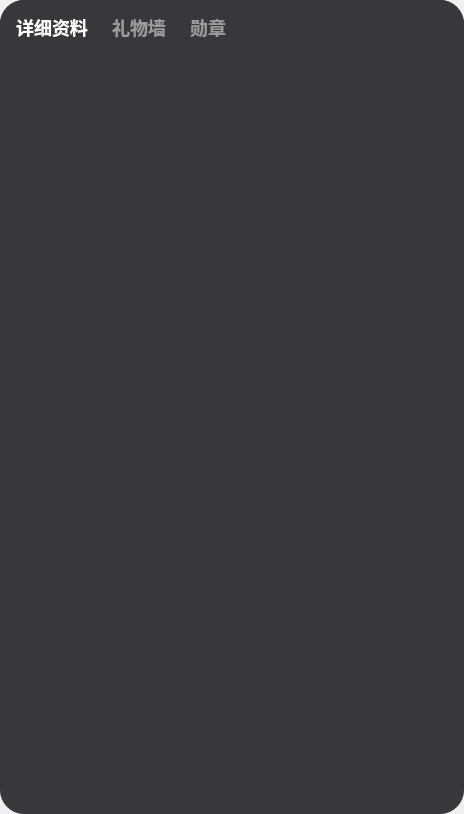
zhaopan06/AudioTool, file UI/UserinfoPage.ui: the form before one commit.
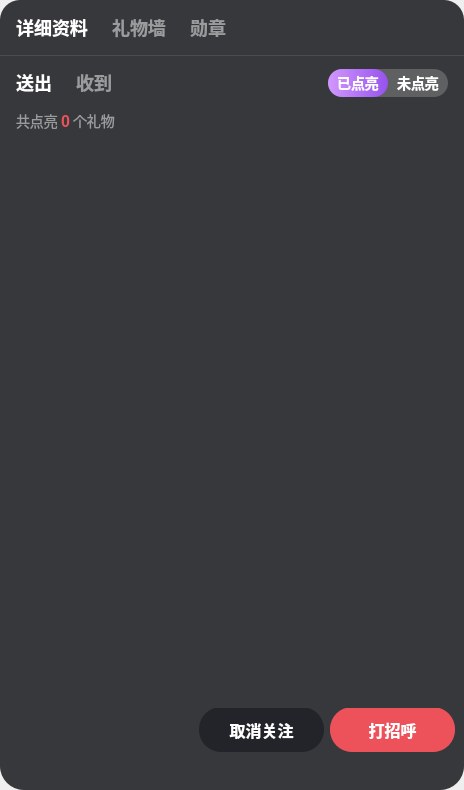
The form after the commit. The open tabs and pages were chosen to show the change. Icons and pictures are not drawn. Custom widgets are drawn as their Qt base class.

```diff
--- a/UI/UserinfoPage.ui
+++ b/UI/UserinfoPage.ui
@@ -7,7 +7,7 @@
     <x>0</x>
     <y>0</y>
     <width>464</width>
-    <height>814</height>
+    <height>790</height>
    </rect>
   </property>
   <property name="windowTitle">
@@ -67,7 +67,17 @@
          </size>
         </property>
         <property name="styleSheet">
-         <string notr="true">QPushButton {
+         <string notr="true">QWidget
+{
+	border-top-right-radius: 20px;
+border-bottom-right-radius: 0px;
+border-top-left-radius: 20px;
+border-bottom-left-radius: 0px;
+    border-bottom: 1px solid rgba(255,255,255,0.1);
+}
+
+
+QPushButton {
      border:none;
 
 font-family: &quot;微软雅黑&quot;;
@@ -1167,110 +1177,643 @@
              </layout>
             </widget>
            </item>
-           <item>
-            <widget class="QWidget" name="widget_10" native="true">
-             <property name="minimumSize">
-              <size>
-               <width>0</width>
-               <height>100</height>
-              </size>
-             </property>
-             <property name="maximumSize">
-              <size>
-               <width>16777215</width>
-               <height>100</height>
-              </size>
-             </property>
-             <layout class="QHBoxLayout" name="horizontalLayout_11">
-              <item>
-               <spacer name="horizontalSpacer_7">
-                <property name="orientation">
-                 <enum>Qt::Horizontal</enum>
-                </property>
-                <property name="sizeHint" stdset="0">
-                 <size>
-                  <width>151</width>
-                  <height>20</height>
-                 </size>
-                </property>
-               </spacer>
-              </item>
-              <item>
-               <widget class="QPushButton" name="Attention">
-                <property name="minimumSize">
-                 <size>
-                  <width>125</width>
-                  <height>44</height>
-                 </size>
-                </property>
-                <property name="styleSheet">
-                 <string notr="true">background: #222429;
-border-radius: 22px;
-font-weight: 500;
-font-size: 16px;
-color: #FFFFFF;
-line-height: 22px;
-text-align: center;
-font-style: normal;</string>
-                </property>
-                <property name="text">
-                 <string>取消关注</string>
-                </property>
-                <property name="icon">
-                 <iconset resource="../res.qrc">
-                  <normaloff>:/images/icon_取消关注.png</normaloff>:/images/icon_取消关注.png</iconset>
-                </property>
-                <property name="iconSize">
-                 <size>
-                  <width>24</width>
-                  <height>25</height>
-                 </size>
-                </property>
-               </widget>
-              </item>
-              <item>
-               <widget class="QPushButton" name="pushButton_3">
-                <property name="minimumSize">
-                 <size>
-                  <width>125</width>
-                  <height>44</height>
-                 </size>
-                </property>
-                <property name="styleSheet">
-                 <string notr="true">background: #ED525A;
-border-radius: 22px;
-font-weight: 500;
-font-size: 16px;
-color: #FFFFFF;
-line-height: 22px;
-text-align: center;
-font-style: normal;</string>
-                </property>
-                <property name="text">
-                 <string>打招呼</string>
-                </property>
-                <property name="icon">
-                 <iconset resource="../res.qrc">
-                  <normaloff>:/images/HI.png</normaloff>:/images/HI.png</iconset>
-                </property>
-                <property name="iconSize">
-                 <size>
-                  <width>24</width>
-                  <height>23</height>
-                 </size>
-                </property>
-               </widget>
-              </item>
-             </layout>
-            </widget>
-           </item>
           </layout>
          </widget>
          <zorder>widget_2</zorder>
          <zorder>widget_3</zorder>
          <zorder>image</zorder>
         </widget>
-        <widget class="QWidget" name="page_2"/>
+        <widget class="QWidget" name="page_2">
+         <layout class="QVBoxLayout" name="verticalLayout_8">
+          <property name="spacing">
+           <number>0</number>
+          </property>
+          <property name="leftMargin">
+           <number>16</number>
+          </property>
+          <property name="topMargin">
+           <number>0</number>
+          </property>
+          <property name="rightMargin">
+           <number>6</number>
+          </property>
+          <property name="bottomMargin">
+           <number>0</number>
+          </property>
+          <item>
+           <widget class="QWidget" name="widget_46" native="true">
+            <property name="minimumSize">
+             <size>
+              <width>0</width>
+              <height>55</height>
+             </size>
+            </property>
+            <property name="maximumSize">
+             <size>
+              <width>16777215</width>
+              <height>55</height>
+             </size>
+            </property>
+            <property name="styleSheet">
+             <string notr="true">QPushButton {
+     border:none;
+
+font-family: &quot;微软雅黑&quot;;
+font-weight: 500;
+font-size: 18px;
+color: rgba(255, 255, 255, 0.5);
+line-height: 25px;   
+}
+
+QPushButton:checked {
+   border:none;
+
+font-family: &quot;微软雅黑&quot;;
+font-weight: 500;
+font-size: 18px;
+color: #ffffff;
+line-height: 25px;   
+}
+
+</string>
+            </property>
+            <layout class="QHBoxLayout" name="horizontalLayout_31">
+             <property name="spacing">
+              <number>24</number>
+             </property>
+             <property name="leftMargin">
+              <number>0</number>
+             </property>
+             <property name="topMargin">
+              <number>0</number>
+             </property>
+             <property name="rightMargin">
+              <number>10</number>
+             </property>
+             <property name="bottomMargin">
+              <number>1</number>
+             </property>
+             <item>
+              <widget class="QPushButton" name="sendBtn">
+               <property name="text">
+                <string>送出</string>
+               </property>
+               <property name="checkable">
+                <bool>true</bool>
+               </property>
+               <property name="checked">
+                <bool>true</bool>
+               </property>
+               <attribute name="buttonGroup">
+                <string notr="true">buttonGroup_3</string>
+               </attribute>
+              </widget>
+             </item>
+             <item>
+              <widget class="QPushButton" name="receiveBtn">
+               <property name="text">
+                <string>收到</string>
+               </property>
+               <property name="checkable">
+                <bool>true</bool>
+               </property>
+               <attribute name="buttonGroup">
+                <string notr="true">buttonGroup_3</string>
+               </attribute>
+              </widget>
+             </item>
+             <item>
+              <spacer name="horizontalSpacer_14">
+               <property name="orientation">
+                <enum>Qt::Horizontal</enum>
+               </property>
+               <property name="sizeHint" stdset="0">
+                <size>
+                 <width>40</width>
+                 <height>20</height>
+                </size>
+               </property>
+              </spacer>
+             </item>
+             <item>
+              <widget class="QWidget" name="widget_17" native="true">
+               <property name="minimumSize">
+                <size>
+                 <width>120</width>
+                 <height>28</height>
+                </size>
+               </property>
+               <property name="maximumSize">
+                <size>
+                 <width>120</width>
+                 <height>28</height>
+                </size>
+               </property>
+               <property name="styleSheet">
+                <string notr="true">QWidget{
+background: rgba(255, 255, 255, 0.2);
+border-radius: 14px;
+}
+
+
+
+
+</string>
+               </property>
+               <layout class="QHBoxLayout" name="horizontalLayout_12">
+                <property name="spacing">
+                 <number>0</number>
+                </property>
+                <property name="leftMargin">
+                 <number>0</number>
+                </property>
+                <property name="topMargin">
+                 <number>0</number>
+                </property>
+                <property name="rightMargin">
+                 <number>0</number>
+                </property>
+                <property name="bottomMargin">
+                 <number>0</number>
+                </property>
+                <item>
+                 <widget class="QPushButton" name="pushButton_2">
+                  <property name="minimumSize">
+                   <size>
+                    <width>0</width>
+                    <height>28</height>
+                   </size>
+                  </property>
+                  <property name="styleSheet">
+                   <string notr="true">QPushButton {
+font-family: &quot;微软雅黑&quot;;
+font-weight: 500;
+font-size: 14px;
+color: #FFFFFF;
+border:none;
+background: transparent;
+border-radius: 14px;
+}
+
+QPushButton:checked {
+  border:none;
+border-radius: 14px;
+background: qlineargradient(x1:0, y1:0, x2:1, y2:0, stop:0 #D197FE, stop:1 #9752ED);
+font-family: &quot;微软雅黑&quot;;
+font-weight: 500;
+color: #ffffff;
+}</string>
+                  </property>
+                  <property name="text">
+                   <string>已点亮</string>
+                  </property>
+                  <property name="checkable">
+                   <bool>true</bool>
+                  </property>
+                  <property name="checked">
+                   <bool>true</bool>
+                  </property>
+                  <attribute name="buttonGroup">
+                   <string notr="true">buttonGroup_2</string>
+                  </attribute>
+                 </widget>
+                </item>
+                <item>
+                 <widget class="QPushButton" name="pushButton_4">
+                  <property name="minimumSize">
+                   <size>
+                    <width>0</width>
+                    <height>28</height>
+                   </size>
+                  </property>
+                  <property name="styleSheet">
+                   <string notr="true">QPushButton {
+font-family: &quot;微软雅黑&quot;;
+font-weight: 500;
+font-size: 14px;
+color: #FFFFFF;
+border:none;
+background: transparent;
+border-radius: 14px;
+}
+
+QPushButton:checked {
+  border:none;
+border-radius: 14px;
+background: qlineargradient(x1:0, y1:0, x2:1, y2:0, stop:0 #D197FE, stop:1 #9752ED);
+font-family: &quot;微软雅黑&quot;;
+font-weight: 500;
+color: #ffffff;
+}</string>
+                  </property>
+                  <property name="text">
+                   <string>未点亮</string>
+                  </property>
+                  <property name="checkable">
+                   <bool>true</bool>
+                  </property>
+                  <attribute name="buttonGroup">
+                   <string notr="true">buttonGroup_2</string>
+                  </attribute>
+                 </widget>
+                </item>
+               </layout>
+              </widget>
+             </item>
+            </layout>
+           </widget>
+          </item>
+          <item>
+           <widget class="QWidget" name="widget_16" native="true">
+            <property name="minimumSize">
+             <size>
+              <width>0</width>
+              <height>22</height>
+             </size>
+            </property>
+            <property name="maximumSize">
+             <size>
+              <width>16777215</width>
+              <height>22</height>
+             </size>
+            </property>
+            <layout class="QHBoxLayout" name="horizontalLayout_13">
+             <property name="spacing">
+              <number>3</number>
+             </property>
+             <property name="leftMargin">
+              <number>0</number>
+             </property>
+             <property name="topMargin">
+              <number>0</number>
+             </property>
+             <property name="rightMargin">
+              <number>20</number>
+             </property>
+             <property name="bottomMargin">
+              <number>2</number>
+             </property>
+             <item>
+              <widget class="QLabel" name="label">
+               <property name="styleSheet">
+                <string notr="true">font-family: &quot;微软雅黑&quot;;
+font-weight: 400;
+font-size: 14px;
+color: rgba(255, 255, 255, 0.5);
+line-height: 20px;
+text-align: right;
+font-style: normal;</string>
+               </property>
+               <property name="text">
+                <string>共点亮</string>
+               </property>
+              </widget>
+             </item>
+             <item>
+              <widget class="QLabel" name="label_2">
+               <property name="styleSheet">
+                <string notr="true">font-family: &quot;微软雅黑&quot;;
+font-weight: 500;
+font-size: 16px;
+color: #ED525A;
+line-height: 22px;
+font-style: normal;</string>
+               </property>
+               <property name="text">
+                <string>0</string>
+               </property>
+              </widget>
+             </item>
+             <item>
+              <widget class="QLabel" name="label_3">
+               <property name="styleSheet">
+                <string notr="true">font-family: &quot;微软雅黑&quot;;
+font-weight: 400;
+font-size: 14px;
+color: rgba(255, 255, 255, 0.5);
+line-height: 20px;
+text-align: right;
+font-style: normal;</string>
+               </property>
+               <property name="text">
+                <string>个礼物</string>
+               </property>
+              </widget>
+             </item>
+             <item>
+              <spacer name="horizontalSpacer_8">
+               <property name="orientation">
+                <enum>Qt::Horizontal</enum>
+               </property>
+               <property name="sizeHint" stdset="0">
+                <size>
+                 <width>40</width>
+                 <height>20</height>
+                </size>
+               </property>
+              </spacer>
+             </item>
+            </layout>
+           </widget>
+          </item>
+          <item>
+           <widget class="QScrollArea" name="scrollArea_2">
+            <property name="widgetResizable">
+             <bool>true</bool>
+            </property>
+            <widget class="QWidget" name="scrollAreaWidgetContents_2">
+             <property name="geometry">
+              <rect>
+               <x>0</x>
+               <y>0</y>
+               <width>442</width>
+               <height>557</height>
+              </rect>
+             </property>
+             <layout class="QVBoxLayout" name="verticalLayout_9">
+              <property name="spacing">
+               <number>0</number>
+              </property>
+              <property name="leftMargin">
+               <number>0</number>
+              </property>
+              <property name="topMargin">
+               <number>12</number>
+              </property>
+              <property name="rightMargin">
+               <number>0</number>
+              </property>
+              <property name="bottomMargin">
+               <number>0</number>
+              </property>
+              <item>
+               <layout class="QGridLayout" name="gridLayout">
+                <property name="horizontalSpacing">
+                 <number>10</number>
+                </property>
+                <property name="verticalSpacing">
+                 <number>12</number>
+                </property>
+               </layout>
+              </item>
+             </layout>
+            </widget>
+           </widget>
+          </item>
+         </layout>
+        </widget>
+        <widget class="QWidget" name="page_3">
+         <layout class="QVBoxLayout" name="verticalLayout_11">
+          <property name="spacing">
+           <number>12</number>
+          </property>
+          <property name="leftMargin">
+           <number>16</number>
+          </property>
+          <property name="topMargin">
+           <number>18</number>
+          </property>
+          <property name="rightMargin">
+           <number>6</number>
+          </property>
+          <property name="bottomMargin">
+           <number>0</number>
+          </property>
+          <item>
+           <widget class="QWidget" name="widget_18" native="true">
+            <property name="minimumSize">
+             <size>
+              <width>0</width>
+              <height>22</height>
+             </size>
+            </property>
+            <property name="maximumSize">
+             <size>
+              <width>16777215</width>
+              <height>22</height>
+             </size>
+            </property>
+            <layout class="QHBoxLayout" name="horizontalLayout_14">
+             <property name="spacing">
+              <number>3</number>
+             </property>
+             <property name="leftMargin">
+              <number>0</number>
+             </property>
+             <property name="topMargin">
+              <number>0</number>
+             </property>
+             <property name="rightMargin">
+              <number>20</number>
+             </property>
+             <property name="bottomMargin">
+              <number>2</number>
+             </property>
+             <item>
+              <widget class="QLabel" name="label_6">
+               <property name="styleSheet">
+                <string notr="true">font-family: &quot;微软雅黑&quot;;
+font-weight: 400;
+font-size: 14px;
+color: rgba(255, 255, 255, 0.5);
+line-height: 20px;
+text-align: right;
+font-style: normal;</string>
+               </property>
+               <property name="text">
+                <string>共点亮</string>
+               </property>
+              </widget>
+             </item>
+             <item>
+              <widget class="QLabel" name="label_13">
+               <property name="styleSheet">
+                <string notr="true">font-family: &quot;微软雅黑&quot;;
+font-weight: 500;
+font-size: 16px;
+color: #ED525A;
+line-height: 22px;
+font-style: normal;</string>
+               </property>
+               <property name="text">
+                <string>262</string>
+               </property>
+              </widget>
+             </item>
+             <item>
+              <widget class="QLabel" name="label_15">
+               <property name="styleSheet">
+                <string notr="true">font-family: &quot;微软雅黑&quot;;
+font-weight: 400;
+font-size: 14px;
+color: rgba(255, 255, 255, 0.5);
+line-height: 20px;
+text-align: right;
+font-style: normal;</string>
+               </property>
+               <property name="text">
+                <string>个勋章</string>
+               </property>
+              </widget>
+             </item>
+             <item>
+              <spacer name="horizontalSpacer_9">
+               <property name="orientation">
+                <enum>Qt::Horizontal</enum>
+               </property>
+               <property name="sizeHint" stdset="0">
+                <size>
+                 <width>40</width>
+                 <height>20</height>
+                </size>
+               </property>
+              </spacer>
+             </item>
+            </layout>
+           </widget>
+          </item>
+          <item>
+           <widget class="QScrollArea" name="scrollArea">
+            <property name="widgetResizable">
+             <bool>true</bool>
+            </property>
+            <widget class="QWidget" name="scrollAreaWidgetContents">
+             <property name="geometry">
+              <rect>
+               <x>0</x>
+               <y>0</y>
+               <width>442</width>
+               <height>606</height>
+              </rect>
+             </property>
+             <layout class="QVBoxLayout" name="verticalLayout_12">
+              <property name="spacing">
+               <number>0</number>
+              </property>
+              <property name="leftMargin">
+               <number>0</number>
+              </property>
+              <property name="topMargin">
+               <number>0</number>
+              </property>
+              <property name="rightMargin">
+               <number>0</number>
+              </property>
+              <property name="bottomMargin">
+               <number>0</number>
+              </property>
+              <item>
+               <layout class="QGridLayout" name="gridLayout_3">
+                <property name="horizontalSpacing">
+                 <number>10</number>
+                </property>
+                <property name="verticalSpacing">
+                 <number>12</number>
+                </property>
+               </layout>
+              </item>
+             </layout>
+            </widget>
+           </widget>
+          </item>
+         </layout>
+        </widget>
+       </widget>
+      </item>
+      <item>
+       <widget class="QWidget" name="widget_10" native="true">
+        <property name="minimumSize">
+         <size>
+          <width>0</width>
+          <height>80</height>
+         </size>
+        </property>
+        <property name="maximumSize">
+         <size>
+          <width>16777215</width>
+          <height>80</height>
+         </size>
+        </property>
+        <layout class="QHBoxLayout" name="horizontalLayout_11">
+         <item>
+          <spacer name="horizontalSpacer_7">
+           <property name="orientation">
+            <enum>Qt::Horizontal</enum>
+           </property>
+           <property name="sizeHint" stdset="0">
+            <size>
+             <width>151</width>
+             <height>20</height>
+            </size>
+           </property>
+          </spacer>
+         </item>
+         <item>
+          <widget class="QPushButton" name="Attention">
+           <property name="minimumSize">
+            <size>
+             <width>125</width>
+             <height>44</height>
+            </size>
+           </property>
+           <property name="styleSheet">
+            <string notr="true">background: #222429;
+border-radius: 22px;
+font-weight: 500;
+font-size: 16px;
+color: #FFFFFF;
+margin-top: -1px;</string>
+           </property>
+           <property name="text">
+            <string>取消关注</string>
+           </property>
+           <property name="icon">
+            <iconset resource="../res.qrc">
+             <normaloff>:/images/icon_取消关注.png</normaloff>:/images/icon_取消关注.png</iconset>
+           </property>
+           <property name="iconSize">
+            <size>
+             <width>24</width>
+             <height>25</height>
+            </size>
+           </property>
+          </widget>
+         </item>
+         <item>
+          <widget class="QPushButton" name="pushButton_3">
+           <property name="minimumSize">
+            <size>
+             <width>125</width>
+             <height>44</height>
+            </size>
+           </property>
+           <property name="styleSheet">
+            <string notr="true">background: #ED525A;
+border-radius: 22px;
+font-weight: 500;
+font-size: 16px;
+color: #FFFFFF;
+line-height: 22px;
+text-align: center;
+font-style: normal;
+margin-top: -1px;</string>
+           </property>
+           <property name="text">
+            <string>打招呼</string>
+           </property>
+           <property name="icon">
+            <iconset resource="../res.qrc">
+             <normaloff>:/images/HI.png</normaloff>:/images/HI.png</iconset>
+           </property>
+           <property name="iconSize">
+            <size>
+             <width>24</width>
+             <height>23</height>
+            </size>
+           </property>
+          </widget>
+         </item>
+        </layout>
        </widget>
       </item>
      </layout>
```
Left out of the diff: 213 changed lines with no effect on the pictures.
